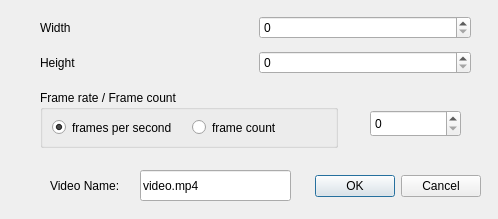
Before: the Qt Designer form ui/RenderVideoDialog.ui in ORB-HD/MeshUp, drawn with Qt 5.
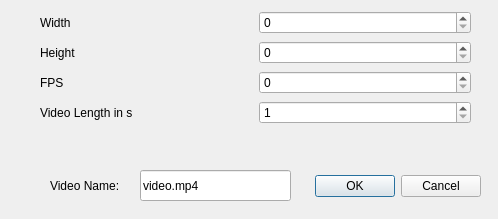
After: the same form once the commit is applied.

Commit message:
implemented video encoding
branch : camera

```diff
--- a/ui/RenderVideoDialog.ui
+++ b/ui/RenderVideoDialog.ui
@@ -35,10 +35,17 @@
      <x>40</x>
      <y>10</y>
      <width>431</width>
-     <height>71</height>
+     <height>116</height>
     </rect>
    </property>
    <layout class="QGridLayout" name="gridLayout_4">
+    <item row="2" column="1">
+     <widget class="QSpinBox" name="FpsSpinBox">
+      <property name="maximum">
+       <number>60</number>
+      </property>
+     </widget>
+    </item>
     <item row="0" column="0">
      <widget class="QLabel" name="label_4">
       <property name="text">
@@ -46,6 +53,13 @@
       </property>
      </widget>
     </item>
+    <item row="1" column="0">
+     <widget class="QLabel" name="label_5">
+      <property name="text">
+       <string>Height</string>
+      </property>
+     </widget>
+    </item>
     <item row="0" column="1">
      <widget class="QSpinBox" name="WidthSpinBox">
       <property name="minimum">
@@ -56,10 +70,10 @@
       </property>
      </widget>
     </item>
-    <item row="1" column="0">
-     <widget class="QLabel" name="label_5">
+    <item row="2" column="0">
+     <widget class="QLabel" name="label_2">
       <property name="text">
-       <string>Height</string>
+       <string>FPS</string>
       </property>
      </widget>
     </item>
@@ -70,53 +84,25 @@
       </property>
      </widget>
     </item>
-   </layout>
-  </widget>
-  <widget class="QGroupBox" name="groupBox">
-   <property name="geometry">
-    <rect>
-     <x>40</x>
-     <y>90</y>
-     <width>298</width>
-     <height>58</height>
-    </rect>
-   </property>
-   <property name="title">
-    <string>Frame rate / Frame count</string>
-   </property>
-   <layout class="QHBoxLayout" name="horizontalLayout">
-    <item>
-     <widget class="QRadioButton" name="fpsModeRadioButton">
+    <item row="3" column="0">
+     <widget class="QLabel" name="label_3">
       <property name="text">
-       <string>frames per second</string>
+       <string>Video Length in s</string>
       </property>
-      <property name="checked">
-       <bool>true</bool>
-      </property>
      </widget>
     </item>
-    <item>
-     <widget class="QRadioButton" name="frameCountModeRadioButton">
-      <property name="text">
-       <string>frame count</string>
+    <item row="3" column="1">
+     <widget class="QSpinBox" name="TimeSpinBox">
+      <property name="minimum">
+       <number>1</number>
       </property>
+      <property name="maximum">
+       <number>3600</number>
+      </property>
      </widget>
     </item>
    </layout>
   </widget>
-  <widget class="QSpinBox" name="FpsSpinBox">
-   <property name="geometry">
-    <rect>
-     <x>370</x>
-     <y>110</y>
-     <width>91</width>
-     <height>27</height>
-    </rect>
-   </property>
-   <property name="maximum">
-    <number>60</number>
-   </property>
-  </widget>
   <widget class="QLineEdit" name="videoName">
    <property name="enabled">
     <bool>true</bool>
```
The commit also changes 4 other files.
